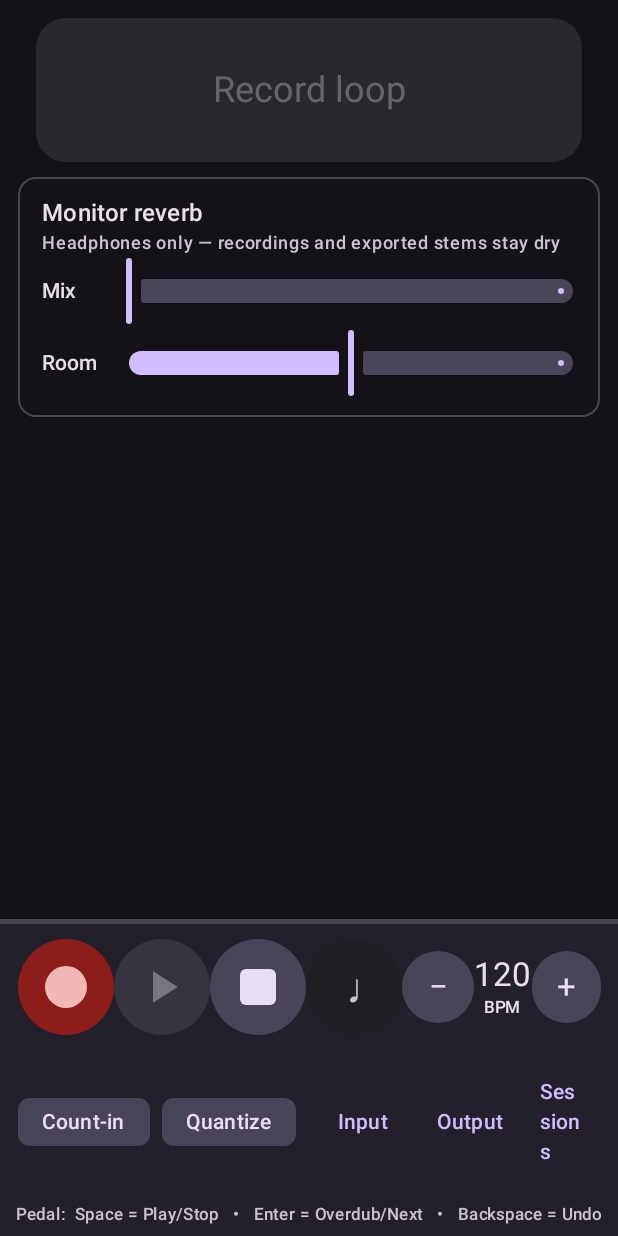
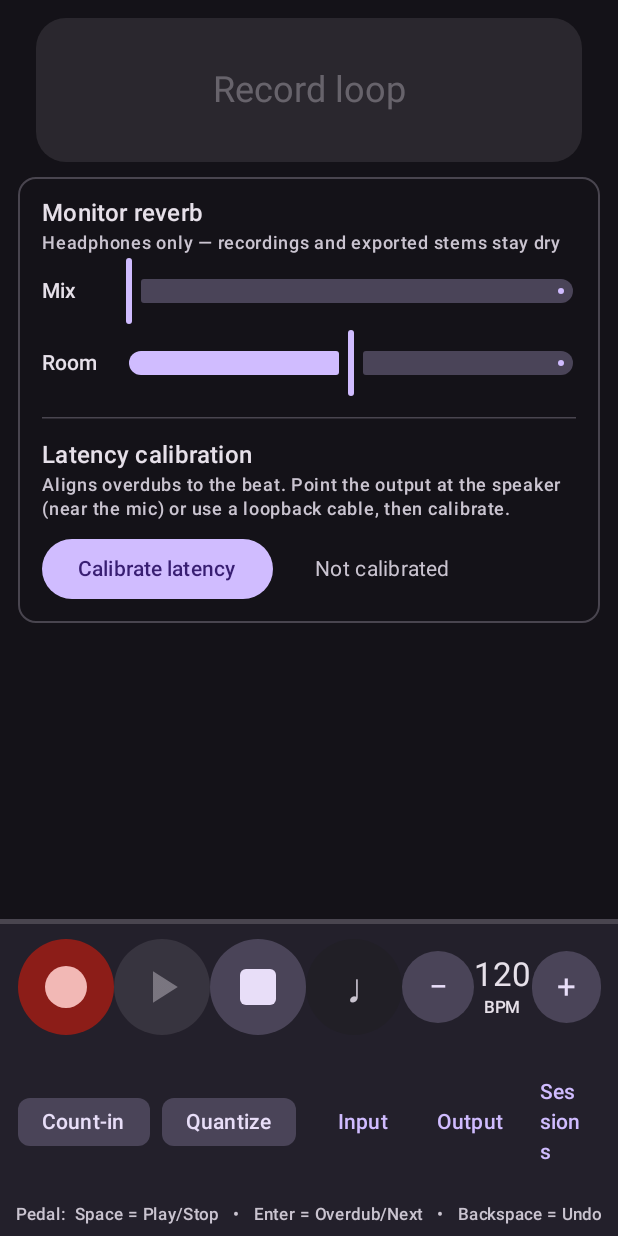
Before and after one commit to ernestsozolins/Music_loop_app, an Android app built with Jetpack Compose: the screen it shows after launch (MainActivity), on a phone screen of 412 x 824 dp. Run offline under Robolectric (Android 15) with nearby library versions, the phone set to English and light mode, and no system bars; our stand-ins replace Room's generated code, window size class; 2 statements that could not run were skipped.

Commit message:
Add latency-calibration button; make the selected track stand out
- Latency calibration is now reachable from the UI: a "Calibrate latency"
  button + status line in the monitoring/setup card (MonitorFxPanel),
  driving the existing engine.calibrateLatency(); shows the measured
  round-trip ms or a guidance message on failure.
- Selected track is now unmistakable: 3 dp primary accent border, raised
  elevation, primaryContainer background, a leading accent bar, and a
  "● SELECTED" status label — instead of a subtle container tint.

Kotlin/UI only.

Co-Authored-By: Claude Fable 5 <noreply@anthropic.com>
Claude-Session: https://claude.ai/code/session_01Y3Ro6a7QucZMZfuxKN4Gmm

```diff
--- a/app/src/main/java/com/audio/loopstation/ui/MainScreen.kt
+++ b/app/src/main/java/com/audio/loopstation/ui/MainScreen.kt
@@ -42,6 +42,7 @@ fun MainScreen(viewModel: MainViewModel, twoPane: Boolean = false) {
     val transport by viewModel.transport.collectAsStateWithLifecycle()
     val tracks by viewModel.tracks.collectAsStateWithLifecycle()
     val reverb by viewModel.reverb.collectAsStateWithLifecycle()
+    val calibration by viewModel.calibration.collectAsStateWithLifecycle()
     val trackWaveforms by viewModel.trackWaveforms.collectAsStateWithLifecycle()
     // The live waveform and playhead flows are deliberately NOT collected
     // here: they change ~60 times a second, and collecting them in
@@ -183,8 +184,10 @@ fun MainScreen(viewModel: MainViewModel, twoPane: Boolean = false) {
         val fxPanel: @Composable () -> Unit = {
             MonitorFxPanel(
                 reverb = reverb,
+                calibration = calibration,
                 onMixChange = viewModel::onReverbMixChange,
                 onRoomSizeChange = viewModel::onReverbRoomSizeChange,
+                onCalibrate = viewModel::onCalibrateLatency,
             )
         }
 
--- a/app/src/main/java/com/audio/loopstation/ui/MainViewModel.kt
+++ b/app/src/main/java/com/audio/loopstation/ui/MainViewModel.kt
@@ -136,6 +136,16 @@ class MainViewModel(application: Application) : AndroidViewModel(application) {
 
     private val _reverb = MutableStateFlow(ReverbUiState())
     val reverb: StateFlow<ReverbUiState> = _reverb.asStateFlow()
+
+    /** Latency-calibration state for the setup control. */
+    data class CalibrationUiState(
+        val running: Boolean = false,
+        val latencyMs: Float = -1f,
+        val message: String = "Not calibrated",
+    )
+
+    private val _calibration = MutableStateFlow(CalibrationUiState())
+    val calibration: StateFlow<CalibrationUiState> = _calibration.asStateFlow()
 
     /** Playback-device picker state. */
     private val _outputDevices = MutableStateFlow(listOf(AudioDeviceOption.SYSTEM_DEFAULT))
@@ -576,6 +586,36 @@ class MainViewModel(application: Application) : AndroidViewModel(application) {
         _reverb.update { it.copy(roomSize = v) }
     }
 
+    /**
+     * Runs ping-and-listen round-trip calibration: the engine plays a short
+     * test tone and times how long it takes to return through the mic, then
+     * applies that as the overdub offset so layers line up. Requires output
+     * reaching the mic (speaker near the device, or a loopback) and a quiet,
+     * stopped transport.
+     */
+    fun onCalibrateLatency() {
+        val engine = this.engine ?: return
+        if (_calibration.value.running) return
+        _calibration.update { it.copy(running = true, message = "Listening for the test tone…") }
+        viewModelScope.launch {
+            ensureEngineRunning()      // calibration needs the streams open
+            engine.stopPlayback()      // precondition: transport Idle/Stopped
+            delay(80)
+            val frames = engine.calibrateLatency()
+            _calibration.update {
+                if (frames != null) {
+                    val ms = engine.calibratedLatencyMillis
+                    it.copy(running = false, latencyMs = ms,
+                        message = "Round-trip latency: ${"%.1f".format(ms)} ms (applied)")
+                } else {
+                    it.copy(running = false,
+                        message = "Couldn't hear the tone — route output to the speaker " +
+                            "(near the mic) and keep the transport stopped, then retry")
+                }
+            }
+        }
+    }
+
     // ------------------------------------------------------------------
     // Output (playback) device selection
     // ------------------------------------------------------------------
--- a/app/src/main/java/com/audio/loopstation/ui/MonitorFxPanel.kt
+++ b/app/src/main/java/com/audio/loopstation/ui/MonitorFxPanel.kt
@@ -3,10 +3,13 @@ package com.audio.loopstation.ui
 import androidx.compose.foundation.layout.Arrangement
 import androidx.compose.foundation.layout.Column
 import androidx.compose.foundation.layout.Row
+import androidx.compose.foundation.layout.Spacer
 import androidx.compose.foundation.layout.fillMaxWidth
 import androidx.compose.foundation.layout.height
 import androidx.compose.foundation.layout.padding
 import androidx.compose.foundation.layout.width
+import androidx.compose.material3.Button
+import androidx.compose.material3.HorizontalDivider
 import androidx.compose.material3.MaterialTheme
 import androidx.compose.material3.OutlinedCard
 import androidx.compose.material3.Slider
@@ -15,18 +18,22 @@ import androidx.compose.runtime.Composable
 import androidx.compose.ui.Alignment
 import androidx.compose.ui.Modifier
 import androidx.compose.ui.unit.dp
+import com.audio.loopstation.ui.MainViewModel.CalibrationUiState
 import com.audio.loopstation.ui.MainViewModel.ReverbUiState
 
 /**
- * Monitoring-reverb controls. The effect lives in the C++ output chain and
- * touches only what reaches the headphones — takes, loop tracks, and
- * exported stems stay 100% dry, which is why the caption says so out loud.
+ * Monitoring / setup card: the output reverb plus latency calibration. The
+ * reverb lives in the C++ output chain and touches only what reaches the
+ * headphones — takes, loop tracks, and exported stems stay 100% dry, which
+ * is why the caption says so out loud.
  */
 @Composable
 fun MonitorFxPanel(
     reverb: ReverbUiState,
+    calibration: CalibrationUiState,
     onMixChange: (Float) -> Unit,
     onRoomSizeChange: (Float) -> Unit,
+    onCalibrate: () -> Unit,
     modifier: Modifier = Modifier,
 ) {
     OutlinedCard(modifier = modifier.fillMaxWidth()) {
@@ -39,6 +46,31 @@ fun MonitorFxPanel(
             )
             FxSlider(label = "Mix", value = reverb.mix, onChange = onMixChange)
             FxSlider(label = "Room", value = reverb.roomSize, onChange = onRoomSizeChange)
+
+            HorizontalDivider(Modifier.padding(vertical = 12.dp))
+
+            Text("Latency calibration", style = MaterialTheme.typography.titleMedium)
+            Text(
+                "Aligns overdubs to the beat. Point the output at the speaker " +
+                    "(near the mic) or use a loopback cable, then calibrate.",
+                style = MaterialTheme.typography.labelMedium,
+                color = MaterialTheme.colorScheme.onSurfaceVariant,
+            )
+            Row(
+                verticalAlignment = Alignment.CenterVertically,
+                horizontalArrangement = Arrangement.spacedBy(12.dp),
+                modifier = Modifier.padding(top = 8.dp),
+            ) {
+                Button(onClick = onCalibrate, enabled = !calibration.running) {
+                    Text(if (calibration.running) "Calibrating…" else "Calibrate latency")
+                }
+                Spacer(Modifier.width(4.dp))
+                Text(
+                    calibration.message,
+                    style = MaterialTheme.typography.bodyMedium,
+                    color = MaterialTheme.colorScheme.onSurfaceVariant,
+                )
+            }
         }
     }
 }
```
Also changed, not shown: app/src/main/java/com/audio/loopstation/ui/TrackRow.kt (+42 -4 lines).
